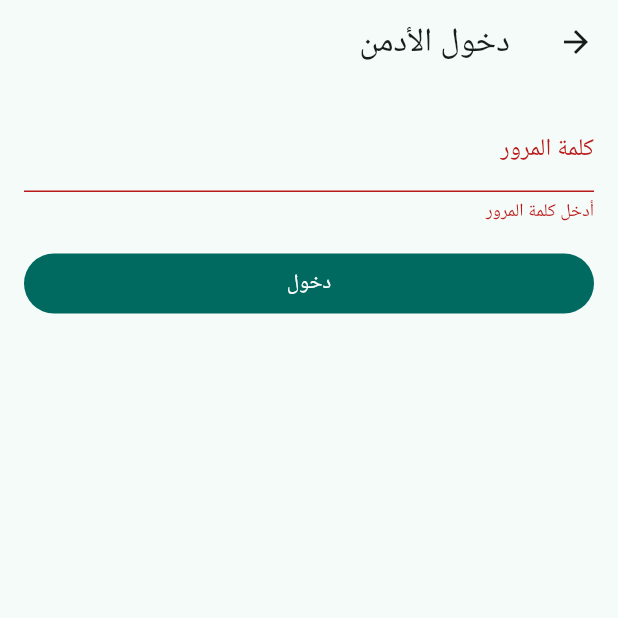
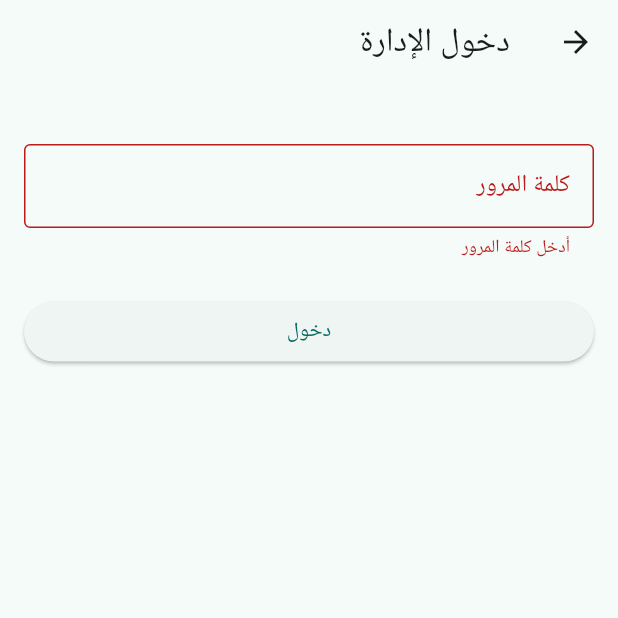
Before and after one commit to mmmeeedddooo565/DR-CLINI, a Flutter app: the AdminLoginScreen screen opened by its route, after a tap on "دخول", on a phone screen of 412 x 824 dp, the top half of it. Run offline on Flutter 3.47's test engine with Material 3 defaults, Android fonts, the phone set to English and light mode, and no system bars; our stand-ins replace cloud_firestore, firebase_core, shared_preferences; accounts and stored records are empty.

Commit message:
Refactor admin login screen and improve UI

```diff
--- a/lib/ui/screens/admin_login_screen.dart
+++ b/lib/ui/screens/admin_login_screen.dart
@@ -1,7 +1,4 @@
-import 'dart:ui' as ui;
 import 'package:flutter/material.dart';
-import 'package:provider/provider.dart';
-import '../../main.dart';
 import '../../services/auth_service.dart';
 import 'admin_home_screen.dart';
 
@@ -13,27 +10,27 @@ class AdminLoginScreen extends StatefulWidget {
 }
 
 class _AdminLoginScreenState extends State<AdminLoginScreen> {
-  final _pass = TextEditingController();
   final _formKey = GlobalKey<FormState>();
+  final TextEditingController _pass = TextEditingController();
+  bool _loading = false;
 
-  Future<void> _login() async {
+  Future<void> _submit() async {
     if (!_formKey.currentState!.validate()) return;
+
+    setState(() => _loading = true);
+
     final role = await AuthService.loginAdmin(_pass.text.trim());
-    final isAr = context.read<LanguageService>().isArabic;
+
+    setState(() => _loading = false);
+
     if (role == null) {
-      if (!mounted) return;
       ScaffoldMessenger.of(context).showSnackBar(
-        SnackBar(
-          content: Text(isAr
-              ? 'كلمة مرور غير صحيحة'
-              : 'Invalid admin password'),
-        ),
+        const SnackBar(content: Text('كلمة المرور غير صحيحة')),
       );
       return;
     }
-    if (!mounted) return;
-    Navigator.pushReplacement(
-      context,
+
+    Navigator.of(context).pushReplacement(
       MaterialPageRoute(
         builder: (_) => AdminHomeScreen(role: role),
       ),
@@ -42,37 +39,35 @@ class _AdminLoginScreenState extends State<AdminLoginScreen> {
 
   @override
   Widget build(BuildContext context) {
-    final isAr = context.watch<LanguageService>().isArabic;
     return Directionality(
-      textDirection: isAr ? ui.TextDirection.rtl : ui.TextDirection.ltr,
+      textDirection: TextDirection.rtl,
       child: Scaffold(
-        appBar:
-            AppBar(title: Text(isAr ? 'دخول الأدمن' : 'Admin Login')),
+        appBar: AppBar(title: const Text('دخول الإدارة')),
         body: Padding(
           padding: const EdgeInsets.all(16),
           child: Form(
             key: _formKey,
             child: Column(
               children: [
+                const SizedBox(height: 24),
                 TextFormField(
                   controller: _pass,
+                  decoration: const InputDecoration(
+                    labelText: 'كلمة المرور',
+                    border: OutlineInputBorder(),
+                  ),
                   obscureText: true,
-                  decoration: InputDecoration(
-                    labelText: isAr ? 'كلمة المرور' : 'Password',
-                  ),
                   validator: (v) =>
-                      (v == null || v.isEmpty)
-                          ? (isAr
-                              ? 'أدخل كلمة المرور'
-                              : 'Enter password')
-                          : null,
+                      (v == null || v.isEmpty) ? 'أدخل كلمة المرور' : null,
                 ),
-                const SizedBox(height: 16),
+                const SizedBox(height: 24),
                 SizedBox(
                   width: double.infinity,
-                  child: FilledButton(
-                    onPressed: _login,
-                    child: Text(isAr ? 'دخول' : 'Login'),
+                  child: ElevatedButton(
+                    onPressed: _loading ? null : _submit,
+                    child: _loading
+                        ? const CircularProgressIndicator()
+                        : const Text('دخول'),
                   ),
                 ),
               ],
```
